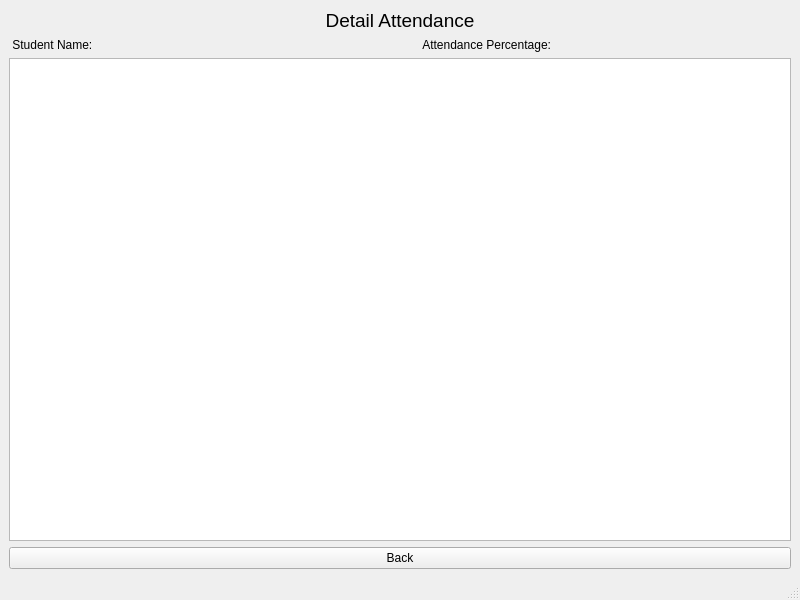
yonycherkos/automatic-classroom-attendance-system, file App/ui/detailAttendance.ui: the form before one commit.
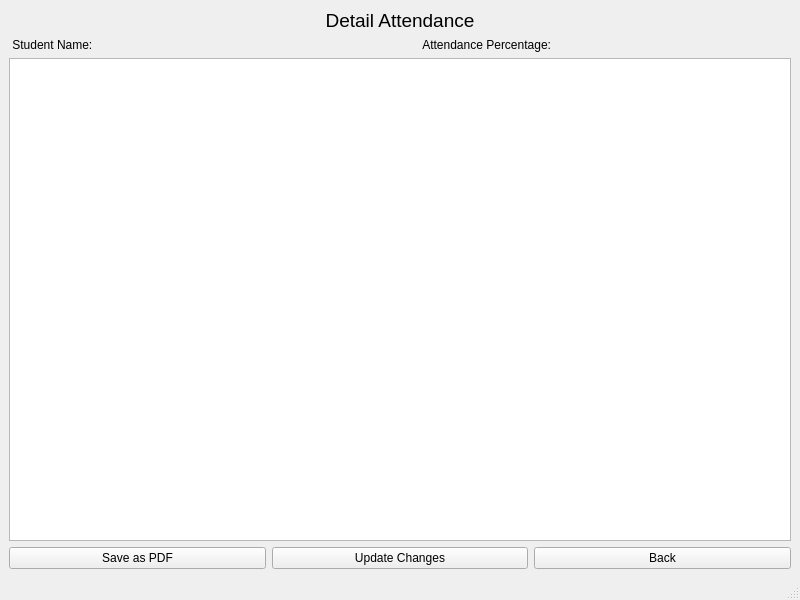
The form after the commit.

```diff
--- a/App/ui/detailAttendance.ui
+++ b/App/ui/detailAttendance.ui
@@ -16,8 +16,6 @@
   <widget class="QWidget" name="centralwidget">
    <layout class="QGridLayout" name="gridLayout">
     <item row="0" column="0">
-     <layout class="QVBoxLayout" name="verticalLayout_2">
-      <item>
        <layout class="QVBoxLayout" name="verticalLayout">
         <item>
          <widget class="QLabel" name="detailAttendanceLabel">
@@ -30,9 +28,7 @@
          </widget>
         </item>
         <item>
-         <layout class="QHBoxLayout" name="horizontalLayout_3">
-          <item>
-           <layout class="QHBoxLayout" name="horizontalLayout">
+       <layout class="QHBoxLayout" name="horizontalLayout_2">
             <item>
              <widget class="QLabel" name="studetnNameLabel">
               <property name="text">
@@ -47,10 +43,6 @@
               </property>
              </widget>
             </item>
-           </layout>
-          </item>
-          <item>
-           <layout class="QHBoxLayout" name="horizontalLayout_2">
             <item>
              <widget class="QLabel" name="attendancePercentageLabel">
               <property name="text">
@@ -67,12 +59,24 @@
             </item>
            </layout>
           </item>
-         </layout>
-        </item>
         <item>
          <widget class="QTableWidget" name="table"/>
         </item>
-       </layout>
+      <item>
+       <layout class="QHBoxLayout" name="horizontalLayout">
+        <item>
+         <widget class="QPushButton" name="saveAsPdfBtn">
+          <property name="text">
+           <string>Save as PDF</string>
+          </property>
+         </widget>
+        </item>
+        <item>
+         <widget class="QPushButton" name="updateChangesBtn">
+          <property name="text">
+           <string>Update Changes</string>
+          </property>
+         </widget>
       </item>
       <item>
        <widget class="QPushButton" name="backBtn">
@@ -80,6 +84,8 @@
          <string>Back</string>
         </property>
        </widget>
+        </item>
+       </layout>
       </item>
      </layout>
     </item>
```
Lines whose indentation alone changed are shown as unchanged.
